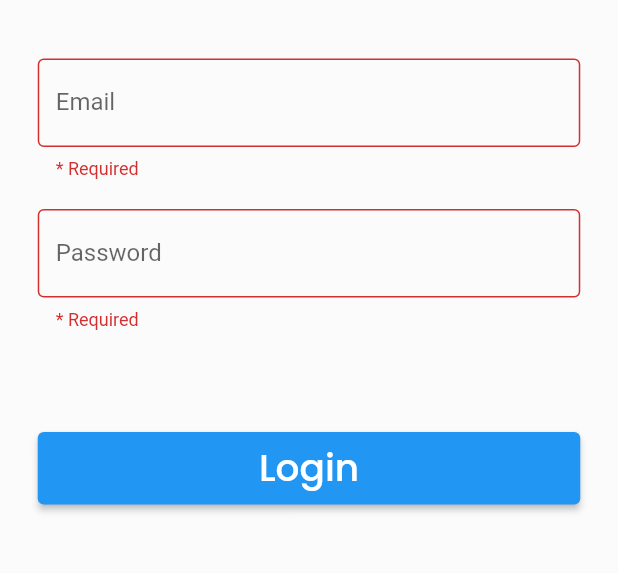
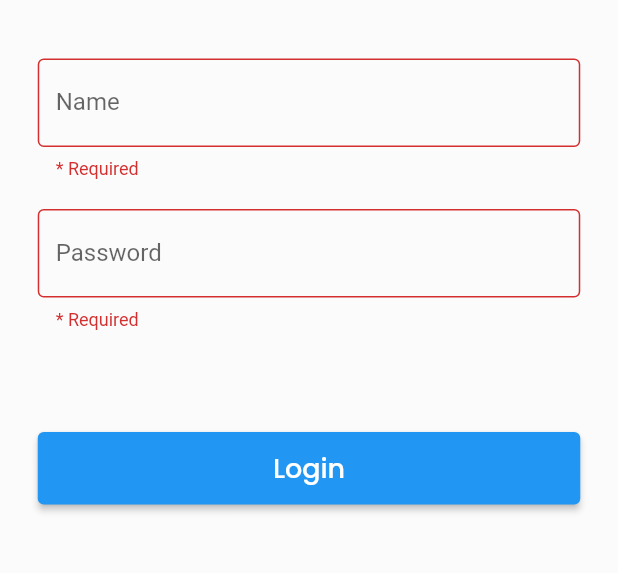
Before and after one commit to waqasazeem94/adecco_test_task, a Flutter app: the screen it shows after launch, after a tap on "Login", on a phone screen of 412 x 824 dp, the part 478-1051 px from its top. Run offline on Flutter 3.47's test engine with Material 2 defaults, Android fonts, the phone set to English and light mode, and no system bars; our stand-ins replace flutter_screenutil, get_it, go_router, google_fonts.

Commit message:
login page completed

```diff
--- /dev/null
+++ b/lib/app/constants/api_endpoints.dart
@@ -0,0 +1,4 @@
+class ApiEndpoints {
+  static String baseUrl = "https://reqres.in/api";
+  static String apiLogin = "$baseUrl/login";
+}
--- /dev/null
+++ b/lib/app/extensions/string_extension.dart
@@ -0,0 +1,5 @@
+extension StringExtension on String {
+  Uri get parsedUri {
+    return Uri.parse(this);
+  }
+}
--- /dev/null
+++ b/lib/app/injector/di.dart
@@ -0,0 +1,17 @@
+import 'package:adecco_task/app/services/api_services/api_service_impl.dart';
+import 'package:adecco_task/app/services/api_services/api_services.dart';
+import 'package:adecco_task/features/login/data/repositories/i_login_repository.dart';
+import 'package:adecco_task/features/login/data/repositories/login_repository.dart';
+import 'package:get_it/get_it.dart';
+
+// GetIt get i => GetIt.instance;
+
+final GetIt locator = GetIt.instance;
+
+Future<void> initInjector() async {
+  // i.registerSingleton(LoginRepository());
+  locator.registerSingleton<ApiService>(ApiServiceImpl());
+  locator.registerSingleton<ILoginRepository>(LoginRepository());
+
+
+}
--- a/lib/app/resources/app_strings.dart
+++ b/lib/app/resources/app_strings.dart
@@ -6,5 +6,4 @@ class AppStrings {
   static String login = "Login";
   static String back = "Back";
   static String pleaseEnterValidEmail = "Please enter valid email";
-
 }
--- a/lib/app/utils/regexes.dart
+++ b/lib/app/utils/regexes.dart
@@ -6,4 +6,6 @@ class Regexes {
   static final email = RegExp(
     r"^[a-zA-Z0-9.a-zA-Z0-9.!#$%&'*+-/=?^_`{|}~]+@[a-zA-Z0-9]+\.[a-zA-Z]+",
   );
+
+  static final fullName = RegExp(r"^[a-z ,.\'-]+$", caseSensitive: false);
 }
--- a/lib/features/home/home_screen.dart
+++ b/lib/features/home/home_screen.dart
@@ -23,12 +23,12 @@ class HomeScreen extends StatelessWidget {
           children: [
             const Spacer(),
             Text(
-              'ndsknlsa',
+              'Home Screen',
               style: Theme.of(context).textTheme.labelLarge,
             ),
             const Spacer(),
             ElevatedButton(
-              style: ElevatedButton.styleFrom(fixedSize: Size(350.w, 60.h)),
+              style: ElevatedButton.styleFrom(fixedSize: Size(350.w, 50.h)),
               onPressed: () => context.pop(),
               child: Text(AppStrings.back),
             ),
--- /dev/null
+++ b/lib/features/login/data/repositories/i_login_repository.dart
@@ -0,0 +1,3 @@
+abstract class ILoginRepository {
+  Future<bool?> login({required String email, required String password});
+}
--- a/lib/features/login/login_screen.dart
+++ b/lib/features/login/login_screen.dart
@@ -1,5 +1,7 @@
+import 'package:adecco_task/app/injector/di.dart';
 import 'package:adecco_task/app/resources/app_strings.dart';
 import 'package:adecco_task/app/utils/regexes.dart';
+import 'package:adecco_task/features/login/data/repositories/i_login_repository.dart';
 import 'package:flutter/material.dart';
 import 'package:flutter_screenutil/flutter_screenutil.dart';
 import 'package:go_router/go_router.dart';
@@ -14,16 +16,17 @@ class LoginFormValidation extends StatefulWidget {
 class LoginFormValidationState extends State<LoginFormValidation> {
   GlobalKey<FormState> formKey = GlobalKey<FormState>();
   final focusNode = FocusNode();
+  final _repository = locator<ILoginRepository>();
+  final userEmailController = TextEditingController();
+  final passwordController = TextEditingController();
 
   String? validatePassword(String? value) {
     if (value!.isEmpty) {
       return "* Required";
-    } else if (value.length < 10) {
-      return "Password should be at least 10 characters";
-    } else if (value == "cityslicka") {
+    } else if (value.length < 6) {
+      return "Password should be at least 6 characters";
+    } else {
       return null;
-    } else {
-      return "Please enter correct password";
     }
   }
 
@@ -66,14 +69,17 @@ class LoginFormValidationState extends State<LoginFormValidation> {
                 ),
                 SizedBox(height: 40.h),
                 TextFormField(
+                  controller: userEmailController,
                   decoration: const InputDecoration(
-                      border: OutlineInputBorder(),
-                      labelText: 'Email',
-                      hintText: 'Enter valid email id as abc@gmail.com'),
+                    border: OutlineInputBorder(),
+                    labelText: 'Name',
+                    hintText: 'Enter email',
+                  ),
                   validator: validateEmail,
                 ),
                 SizedBox(height: 20.h),
                 TextFormField(
+                  controller: passwordController,
                   obscureText: true,
                   decoration: const InputDecoration(
                     border: OutlineInputBorder(),
@@ -88,20 +94,26 @@ class LoginFormValidationState extends State<LoginFormValidation> {
                   style: ElevatedButton.styleFrom(
                     fixedSize: Size(1.sw, 50.h),
                   ),
-                  onPressed: () {
+                  onPressed: () async {
                     unFocus();
-                    // context.go("/home");
                     if (formKey.currentState!.validate()) {
-                      context.go("/home");
-                      print("Validated");
-                    } else {
-                      print("Not Validated");
+                      final data = await _repository.login(
+                        email: userEmailController.text.trim(),
+                        password: passwordController.text.trim(),
+                      );
+                      if (data == true) {
+                        if (!mounted) return;
+                        context.push("/home");
+                      } else {
+                        if (!mounted) return;
+                        ScaffoldMessenger.of(context).showSnackBar(const SnackBar(
+                          content: Text('Please enter correct credentials'),
+                          duration: Duration(seconds: 1),
+                        ));
+                      }
                     }
                   },
-                  child: Text(
-                    'Login',
-                    style: TextStyle(color: Colors.white, fontSize: 25),
-                  ),
+                  child: const Text('Login'),
                 ),
               ],
             ),
--- a/lib/main.dart
+++ b/lib/main.dart
@@ -1,3 +1,4 @@
+import 'package:adecco_task/app/injector/di.dart';
 import 'package:adecco_task/app/navigation/router.dart';
 import 'package:adecco_task/app/resources/app_strings.dart';
 import 'package:adecco_task/app/theming/app_theme.dart';
@@ -9,6 +10,7 @@ import 'dart:convert';
 import 'package:http/http.dart';
 
 void main() {
+  initInjector();
   runApp(const MyApp());
 }
 
@@ -47,31 +49,7 @@ class MyApp extends StatelessWidget {
 //   TextEditingController emailController = TextEditingController();
 //   TextEditingController passwordController = TextEditingController();
 //
-//   void login(String email , password) async {
-//
-//     try{
-//
-//       Response response = await post(
-//           Uri.parse('https://reqres.in/api/login'),
-//           body: {
-//             'email' : 'eve.holt@reqres.in',
-//             'password' : 'cityslicka'
-//           }
-//       );
-//
-//       if(response.statusCode == 200){
-//
-//         var data = jsonDecode(response.body.toString());
-//         print(data['token']);
-//         print('Login successfully');
-//
-//       }else {
-//         print('failed');
-//       }
-//     }catch(e){
-//       print(e.toString());
-//     }
-//   }
+
 //   @override
 //   Widget build(BuildContext context) {
 //     return Scaffold(
--- a/pubspec.yaml
+++ b/pubspec.yaml
@@ -18,6 +18,8 @@ dependencies:
   flutter_screenutil: ^5.9.0
   go_router: ^11.0.0
   google_fonts: ^6.1.0
+  get_it: ^7.6.4
+  dio: ^5.3.3
 
 dev_dependencies:
   flutter_test:
```
Also changed, not shown: lib/app/exceptions/http_status_code_exception.dart (added, +7 -0 lines), lib/app/services/api_services/api_service_impl.dart (added, +93 -0 lines), lib/app/services/api_services/api_services.dart (added, +15 -0 lines), lib/features/login/data/repositories/login_repository.dart (added, +30 -0 lines), pubspec.lock, 1 other file.
